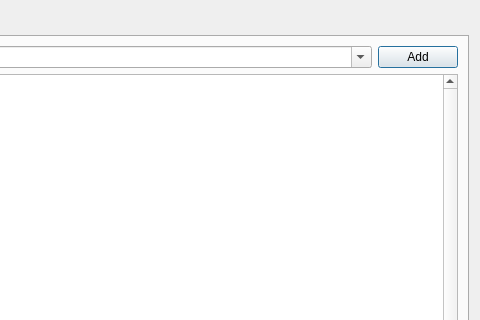
The window that src/mcedit2/ui/configure_blocks_dialog.ui (mcedit/mcedit2) describes before a commit, drawn with Qt 5; both pictures show x 663 to 1143 and y 0 to 320 of the 1143 by 876 pixel window.
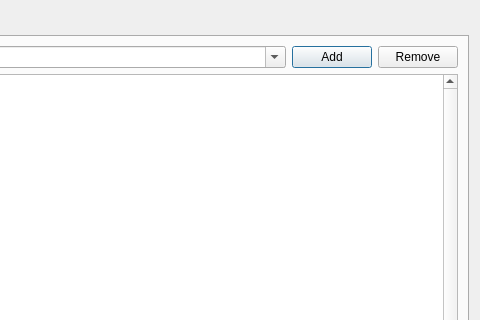
The same window after the commit.

Commit message: Add a "Remove" button to Configure Blocks

Diff of the .ui file:
```diff
--- a/src/mcedit2/ui/configure_blocks_dialog.ui
+++ b/src/mcedit2/ui/configure_blocks_dialog.ui
@@ -66,6 +66,13 @@
                </property>
               </widget>
              </item>
+             <item>
+              <widget class="QPushButton" name="removeBlockButton">
+               <property name="text">
+                <string>Remove</string>
+               </property>
+              </widget>
+             </item>
             </layout>
            </item>
            <item>
```
The commit also changes 1 other file.
